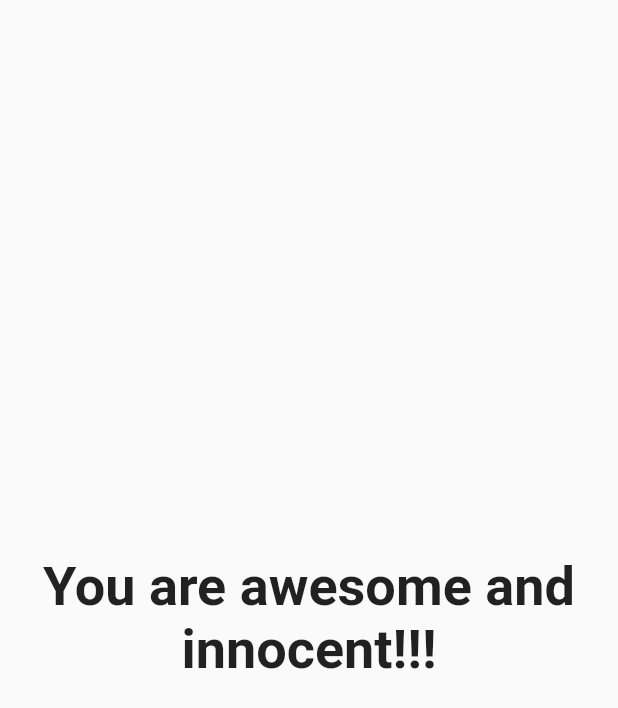
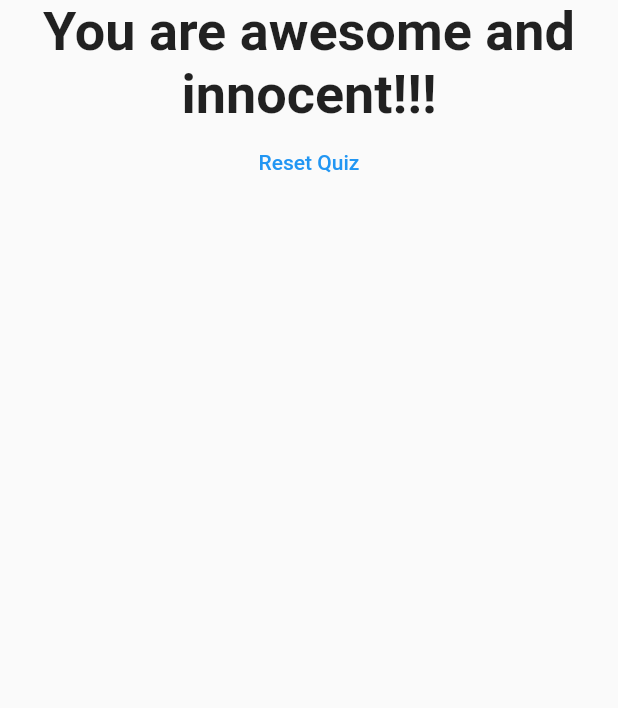
Before and after one commit to pcbimon/flutter_complete_guide, a Flutter app: the Result widget shown alone on an empty page, opened directly with empty values, on a phone screen of 412 x 824 dp. Shown: the top 708 px of the screen. Run offline on Flutter 3.47's test engine with Material 2 defaults, Android fonts, the phone set to English and light mode, and no system bars.

Commit message:
Add Reset Button

```diff
--- a/lib/result.dart
+++ b/lib/result.dart
@@ -2,7 +2,8 @@ import 'package:flutter/material.dart';
 
 class Result extends StatelessWidget {
   final int resultScore;
-  Result(this.resultScore);
+  final Function resetHandler;
+  Result(this.resultScore, this.resetHandler);
   String get resultPhrase {
     var resultText;
     if (resultScore <= 8) {
@@ -20,9 +21,19 @@ class Result extends StatelessWidget {
   @override
   Widget build(BuildContext context) {
     return Center(
-      child: Text(resultPhrase,
-          style: TextStyle(fontSize: 36, fontWeight: FontWeight.bold),
-          textAlign: TextAlign.center),
+      child: Column(
+        children: [
+          Text(resultPhrase,
+              style: TextStyle(fontSize: 36, fontWeight: FontWeight.bold),
+              textAlign: TextAlign.center),
+          TextButton(
+            onPressed: resetHandler,
+            child: Text('Reset Quiz'),
+            style: ButtonStyle(
+                foregroundColor: MaterialStateProperty.all(Colors.blue)),
+          )
+        ],
+      ),
     );
   }
 }
```
Also changed, not shown: lib/main.dart (+8 -1 lines).
